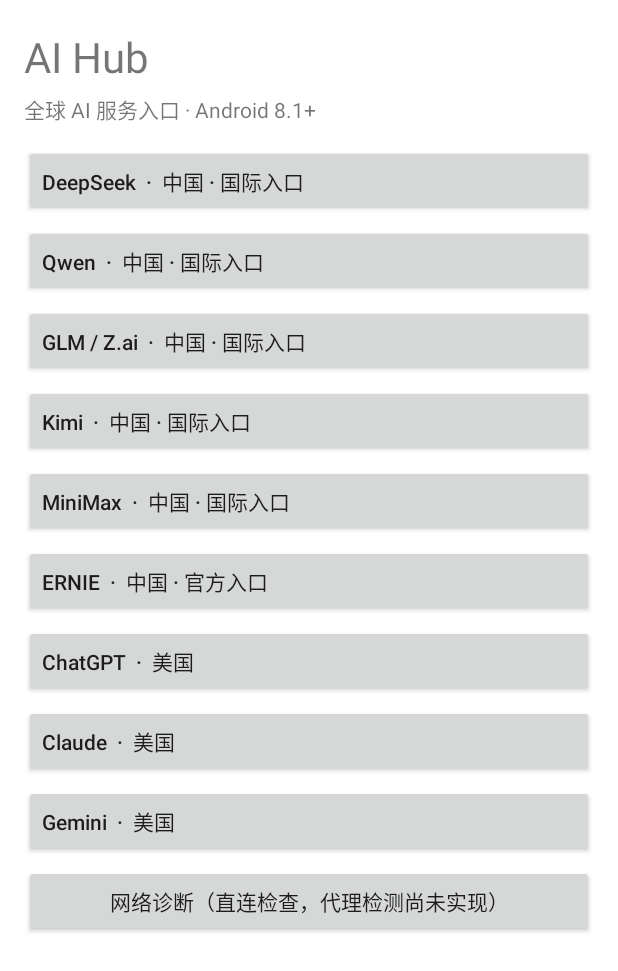
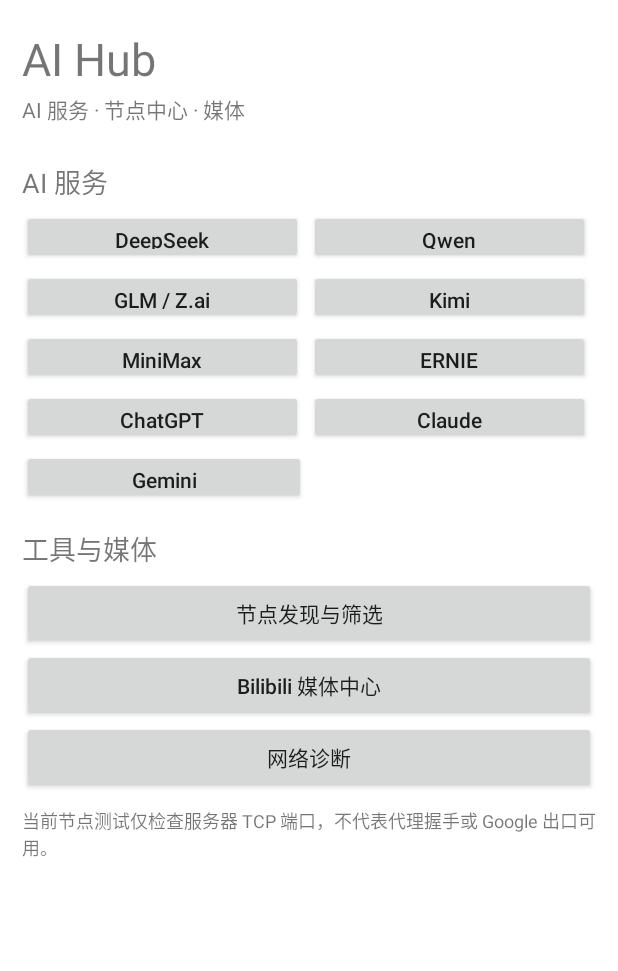
Before and after one commit to 2719126468-ship-it/ai-hub-android, an Android app: the screen it shows after launch (MainActivity), on a phone screen of 412 x 824 dp. Shown: the top 971 px of the screen. Run offline under Robolectric (Android 15) with nearby library versions, the phone set to English and light mode, and no system bars.

Commit message:
feat: integrate sing-box runtime and node media foundation
Integrate the official sing-box libbox Android binding, GPL-3.0-or-later licensing, node discovery foundation, and Bilibili media entry. ARM32 and ARM64 CI passed.

```diff
--- a/app/build.gradle.kts
+++ b/app/build.gradle.kts
@@ -44,4 +44,6 @@ dependencies {
     implementation("androidx.core:core-ktx:1.15.0")
     implementation("androidx.appcompat:appcompat:1.7.0")
     implementation("com.google.android.material:material:1.12.0")
+    // Official sing-box Android binding; native libraries are ABI-filtered by the CI matrix.
+    implementation("com.github.singbox-android:libbox:1.14.4")
 }
--- a/app/src/main/java/app/aihub/MainActivity.kt
+++ b/app/src/main/java/app/aihub/MainActivity.kt
@@ -12,45 +12,35 @@ import androidx.appcompat.app.AppCompatActivity
 class MainActivity : AppCompatActivity() {
     override fun onCreate(savedInstanceState: Bundle?) {
         super.onCreate(savedInstanceState)
+        val root = LinearLayout(this).apply { orientation = LinearLayout.VERTICAL; setPadding(22, 28, 22, 24) }
+        root.addView(TextView(this).apply { text = "AI Hub"; textSize = 30f; setPadding(0, 0, 0, 4) })
+        root.addView(TextView(this).apply { text = "AI 服务 · 节点中心 · 媒体"; textSize = 14f; setPadding(0, 0, 0, 18) })
+        root.addView(sectionTitle("AI 服务"))
+        Providers.all.chunked(2).forEach { providers ->
+            val row = LinearLayout(this).apply { orientation = LinearLayout.HORIZONTAL }
+            providers.forEach { provider ->
+                row.addView(Button(this).apply {
+                    text = provider.name; isAllCaps = false; gravity = Gravity.CENTER
+                    setOnClickListener { startActivity(Intent(this@MainActivity, WebActivity::class.java).putExtra(WebActivity.EXTRA_PROVIDER_ID, provider.id)) }
+                }, LinearLayout.LayoutParams(0, 54, 1f).apply { marginEnd = 6; bottomMargin = 6 })
+            }
+            if (providers.size == 1) row.addView(TextView(this), LinearLayout.LayoutParams(0, 54, 1f))
+            root.addView(row)
+        }
+        root.addView(sectionTitle("工具与媒体"))
+        root.addView(action("节点发现与筛选") { NodeActivity::class.java })
+        root.addView(action("Bilibili 媒体中心") { BilibiliActivity::class.java })
+        root.addView(action("网络诊断") { DiagnosticsActivity::class.java })
+        root.addView(TextView(this).apply {
+            text = "当前节点测试仅检查服务器 TCP 端口，不代表代理握手或 Google 出口可用。"
+            textSize = 12f; setPadding(0, 14, 0, 0)
+        })
+        setContentView(ScrollView(this).apply { addView(root) })
+    }
 
-        val content = LinearLayout(this).apply {
-            orientation = LinearLayout.VERTICAL
-            setPadding(24, 28, 24, 24)
-        }
-        content.addView(TextView(this).apply {
-            text = "AI Hub"
-            textSize = 28f
-            setPadding(0, 0, 0, 8)
-        })
-        content.addView(TextView(this).apply {
-            text = "全球 AI 服务入口 · Android 8.1+"
-            textSize = 14f
-            setPadding(0, 0, 0, 20)
-        })
-
-        Providers.all.forEach { provider ->
-            content.addView(Button(this).apply {
-                text = "${provider.name}  ·  ${provider.region}"
-                isAllCaps = false
-                gravity = Gravity.CENTER_VERTICAL
-                setOnClickListener {
-                    startActivity(Intent(this@MainActivity, WebActivity::class.java).apply {
-                        putExtra(WebActivity.EXTRA_PROVIDER_ID, provider.id)
-                    })
-                }
-            }, LinearLayout.LayoutParams(
-                LinearLayout.LayoutParams.MATCH_PARENT,
-                LinearLayout.LayoutParams.WRAP_CONTENT
-            ).apply { bottomMargin = 8 })
-        }
-
-        content.addView(Button(this).apply {
-            text = "网络诊断（直连检查，代理检测尚未实现）"
-            isAllCaps = false
-            setOnClickListener {
-                startActivity(Intent(this@MainActivity, DiagnosticsActivity::class.java))
-            }
-        })
-        setContentView(ScrollView(this).apply { addView(content) })
+    private fun sectionTitle(value: String) = TextView(this).apply { text = value; textSize = 18f; setPadding(0, 18, 0, 8) }
+    private fun action(label: String, target: () -> Class<*>) = Button(this).apply {
+        text = label; isAllCaps = false
+        setOnClickListener { startActivity(Intent(this@MainActivity, target())) }
     }
 }
--- a/settings.gradle.kts
+++ b/settings.gradle.kts
@@ -1,7 +1,11 @@
 pluginManagement { repositories { google(); mavenCentral(); gradlePluginPortal() } }
 dependencyResolutionManagement {
     repositoriesMode.set(RepositoriesMode.FAIL_ON_PROJECT_REPOS)
-    repositories { google(); mavenCentral() }
+    repositories {
+        google()
+        mavenCentral()
+        maven { url = uri("https://jitpack.io") }
+    }
 }
 rootProject.name = "AI Hub Android"
 include(":app")
```
Also changed, not shown: app/src/main/AndroidManifest.xml (+7 -11 lines), app/src/main/java/app/aihub/BilibiliActivity.kt (added, +35 -0 lines), app/src/main/java/app/aihub/NodeActivity.kt (added, +171 -0 lines), app/src/main/java/app/aihub/NodeDiscovery.kt (added, +167 -0 lines), app/src/main/java/app/aihub/NodeModels.kt (added, +15 -0 lines), app/src/main/java/app/aihub/SecretStore.kt (added, +49 -0 lines), app/src/main/java/app/aihub/SingBoxRuntime.kt (added, +20 -0 lines), 4 other files.
